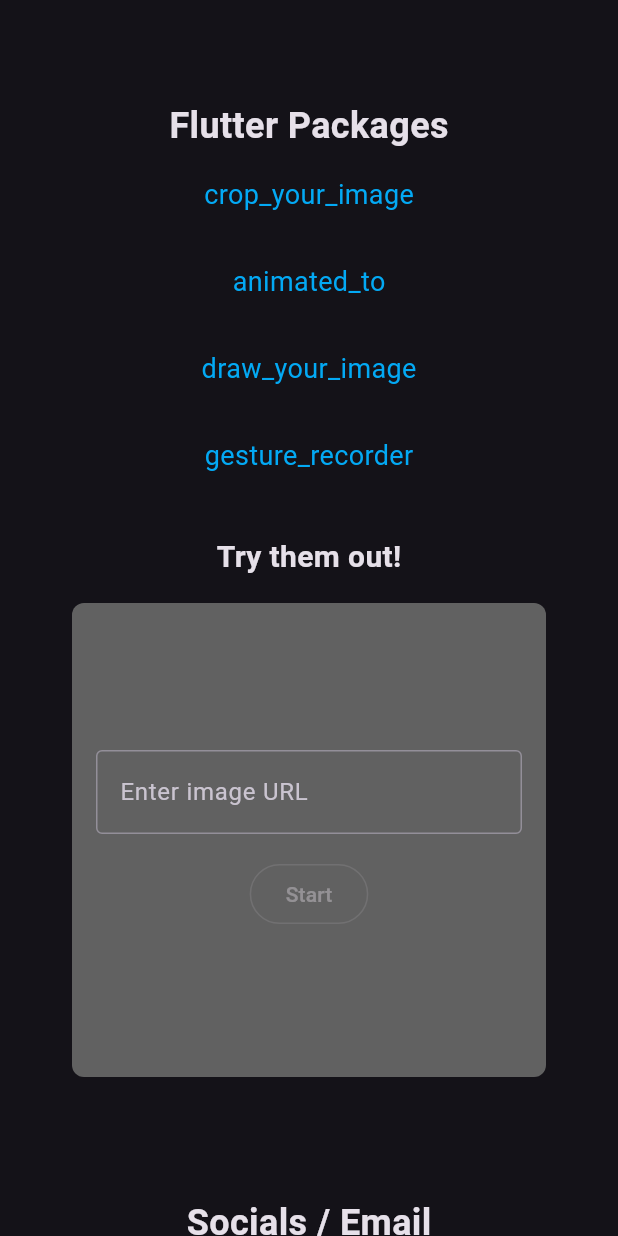
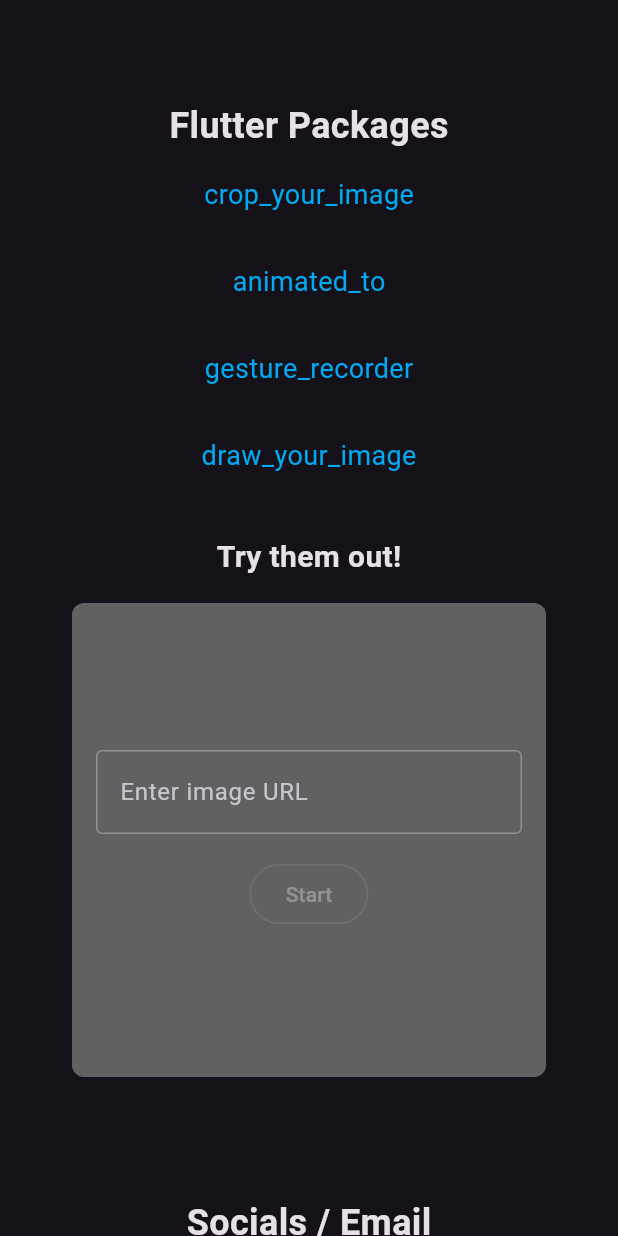
Before and after one commit to chooyan-eng/chooyan_resume, a Flutter app: the screen it shows after launch, scrolled down 1152 dp, on a phone screen of 412 x 824 dp. Run offline on Flutter 3.47's test engine with Material 3 defaults, Android fonts, the phone set to English and light mode, and no system bars; our stand-ins replace youtube_player_iframe; missing offline and left inert: animated_to, crop_your_image, draw_your_image.

```diff
--- a/lib/top_page.dart
+++ b/lib/top_page.dart
@@ -222,12 +222,12 @@ class _Packages extends StatelessWidget {
       url: 'https://pub.dev/packages/animated_to',
     );
     const packageLink3 = LinkText(
+      text: 'gesture_recorder',
+      url: 'https://pub.dev/packages/gesture_recorder',
+    );
+    const packageLink4 = LinkText(
       text: 'draw_your_image',
       url: 'https://pub.dev/packages/draw_your_image',
-    );
-    const packageLink4 = LinkText(
-      text: 'gesture_recorder',
-      url: 'https://pub.dev/packages/gesture_recorder',
     );
     return Column(
       children: [
```
